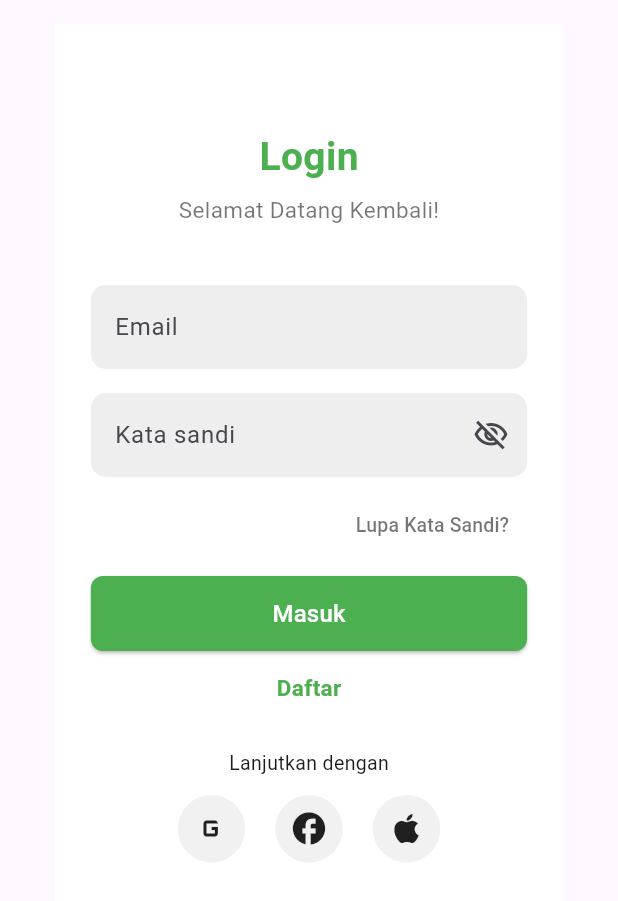
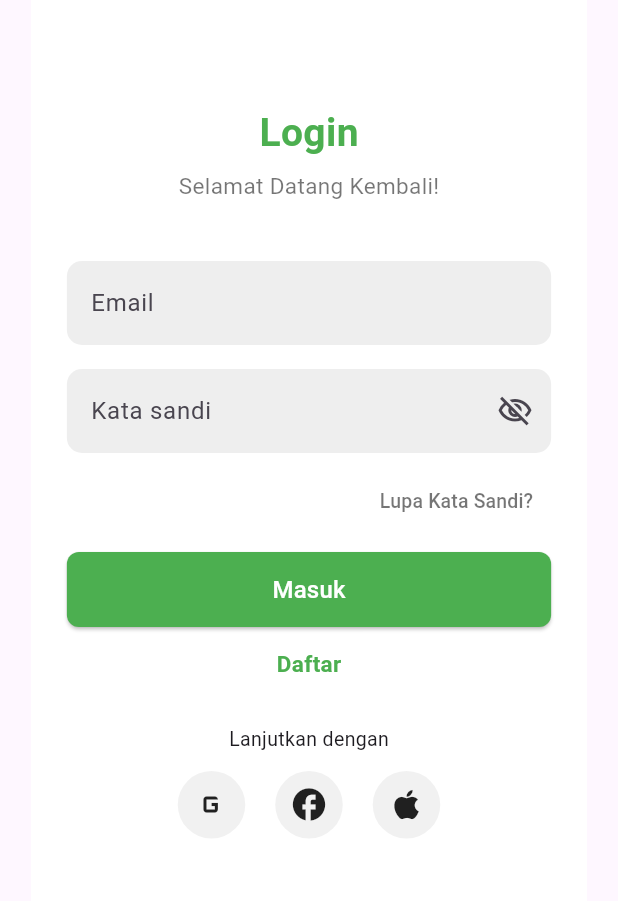
Before and after one commit to shamhasan/multi_kelompok_loginscreen, a Flutter app: the screen it shows after launch, on a phone screen of 412 x 824 dp. Shown: the top 901 px of the screen. Run offline on Flutter 3.47's test engine with Material 3 defaults, Android fonts, the phone set to English and light mode, and no system bars.

```diff
--- a/lib/login_screen.dart
+++ b/lib/login_screen.dart
@@ -14,6 +14,7 @@ class LoginScreen extends StatelessWidget {
     bool isDesktop = screenWidth > 960; // Deteksi jika perangkat adalah Desktop
 
     return Scaffold(
+      // backgroundColor: Colors.white,
       body: SafeArea(
         child: OrientationBuilder(
           builder: (context, orientation) {
@@ -24,9 +25,9 @@ class LoginScreen extends StatelessWidget {
                 builder: (context, builder) {
                   return Container(
                     width: isDesktop
-                        ? 960
+                        ? 1200
                         : (isPortrait ? screenWidth * 0.9 : screenWidth * 0.65),
-                    padding: EdgeInsets.all(16),
+                    padding: const EdgeInsets.all(0.0),
                     height: screenHeight,
                     child: isDesktop
                         ? _buildDesktop(screenWidth)
```
